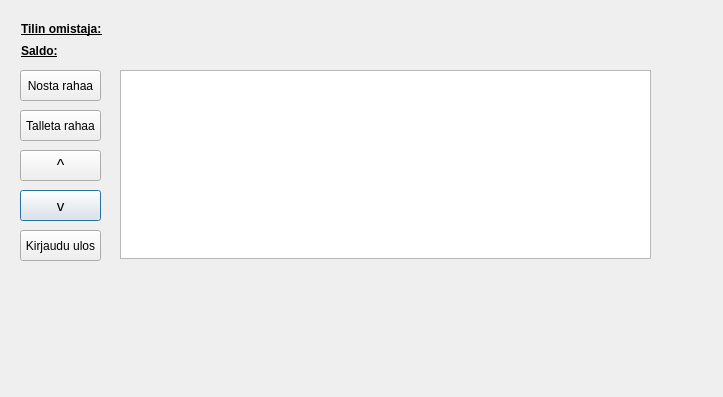
This is bankautomat/paakayttoliittyma.ui in luris123/OAMK-2022-spring-project as Qt 5 draws it before an edit. The edited form follows.
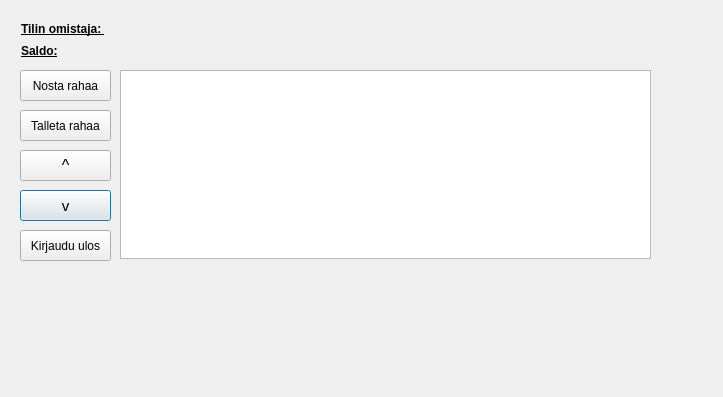
This is the edited form.

Diff of the .ui file:
```diff
--- a/bankautomat/paakayttoliittyma.ui
+++ b/bankautomat/paakayttoliittyma.ui
@@ -37,7 +37,7 @@
     <rect>
      <x>21</x>
      <y>21</y>
-     <width>81</width>
+     <width>111</width>
      <height>16</height>
     </rect>
    </property>
@@ -69,7 +69,7 @@
     <rect>
      <x>20</x>
      <y>190</y>
-     <width>81</width>
+     <width>91</width>
      <height>31</height>
     </rect>
    </property>
@@ -87,7 +87,7 @@
     <rect>
      <x>20</x>
      <y>70</y>
-     <width>81</width>
+     <width>91</width>
      <height>31</height>
     </rect>
    </property>
@@ -100,7 +100,7 @@
     <rect>
      <x>20</x>
      <y>110</y>
-     <width>81</width>
+     <width>91</width>
      <height>31</height>
     </rect>
    </property>
@@ -113,7 +113,7 @@
     <rect>
      <x>20</x>
      <y>230</y>
-     <width>81</width>
+     <width>91</width>
      <height>31</height>
     </rect>
    </property>
@@ -132,7 +132,7 @@
     <rect>
      <x>20</x>
      <y>150</y>
-     <width>81</width>
+     <width>91</width>
      <height>31</height>
     </rect>
    </property>
```
